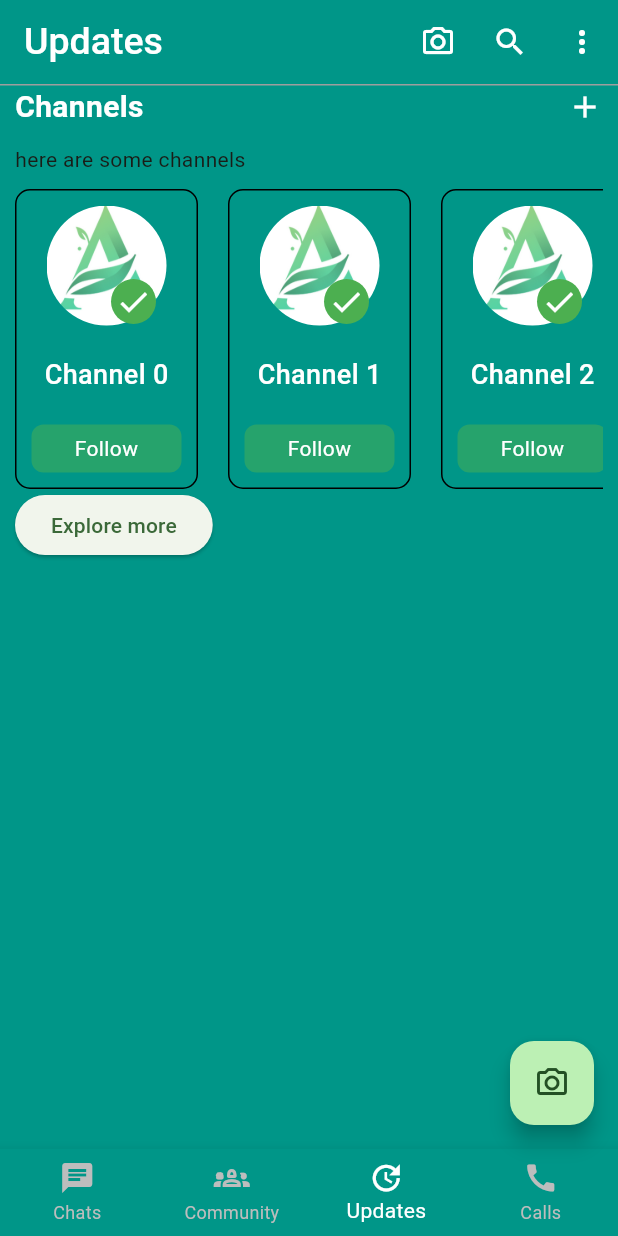
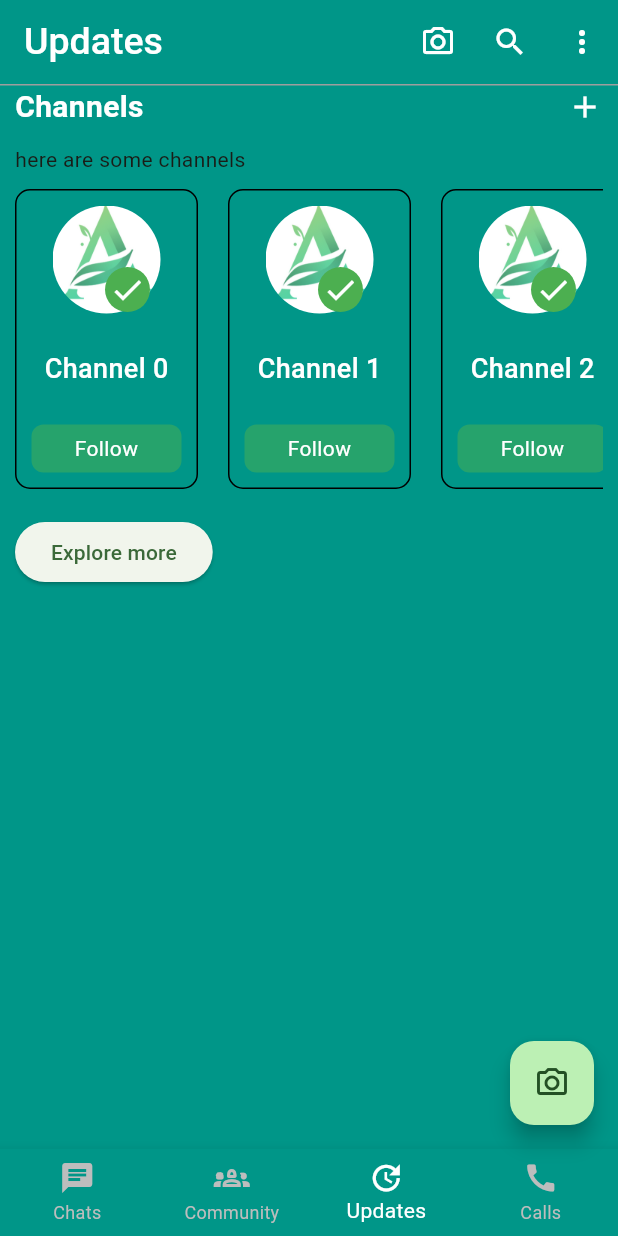
Before and after one commit to ahmad-cod/whatsapp_me, a Flutter app: the screen it shows after launch, item 3 of the bottom bar chosen, on a phone screen of 412 x 824 dp. Run offline on Flutter 3.47's test engine with Material 3 defaults, Android fonts, the phone set to English and light mode, and no system bars.

Commit message:
Use modular reusable components

```diff
--- a/lib/components/channels.dart
+++ b/lib/components/channels.dart
@@ -1,6 +1,5 @@
-import 'package:flutter/cupertino.dart';
 import 'package:flutter/material.dart';
-import 'package:flutter/widgets.dart';
+import 'package:whatsapp_clone/components/title_bar.dart';
 
 class Channels extends StatelessWidget {
   const Channels({super.key});
@@ -12,22 +11,9 @@ class Channels extends StatelessWidget {
       child: Column(
         crossAxisAlignment: CrossAxisAlignment.start,
         children: [
-          const Row(
-            mainAxisAlignment: MainAxisAlignment.spaceBetween,
-            children: [
-              Text(
-                'Channels',
-                style: TextStyle(
-                  color: Colors.white,
-                  fontWeight: FontWeight.bold,
-                  fontSize: 20,
-                ),
-              ),
-              Icon(
-                Icons.add_outlined,
-                color: Colors.white,
-              )
-            ],
+          const MyTitleBar(
+            title: 'Channels',
+            icon: Icons.add_outlined,
           ),
           const SizedBox(
             height: 10,
@@ -55,11 +41,11 @@ class Channels extends StatelessWidget {
                         Stack(
                           children: [
                             ClipRRect(
-                              borderRadius: BorderRadius.circular(40),
+                              borderRadius: BorderRadius.circular(36),
                               child: Image.asset(
                                 'lib/images/ahmadDp.png',
-                                width: 80,
-                                height: 80,
+                                width: 72,
+                                height: 72,
                               ),
                             ),
                             Positioned(
@@ -107,6 +93,7 @@ class Channels extends StatelessWidget {
                 })),
           ),
 
+          const SizedBox(height: 18,),
           ElevatedButton(
             onPressed: () => {},
             child: const Text('Explore more')
--- /dev/null
+++ b/lib/components/my_divider.dart
@@ -0,0 +1,13 @@
+import 'package:flutter/material.dart';
+
+class MyDivider extends StatelessWidget {
+  const MyDivider({super.key});
+
+  @override
+  Widget build(BuildContext context) {
+    return const Divider(
+      color: Colors.grey,
+      height: 25,
+    );
+  }
+}
```
